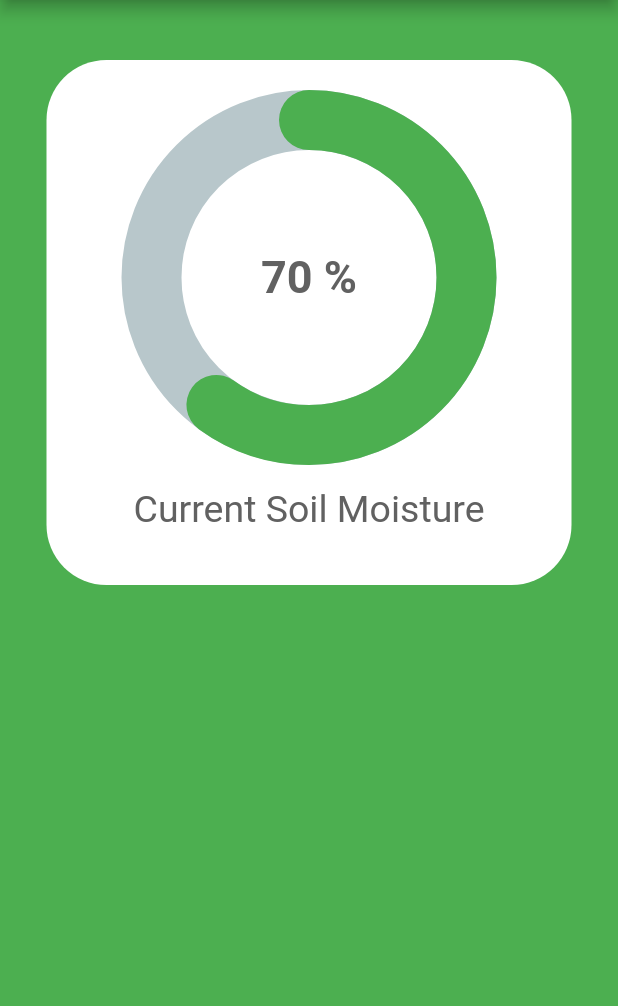
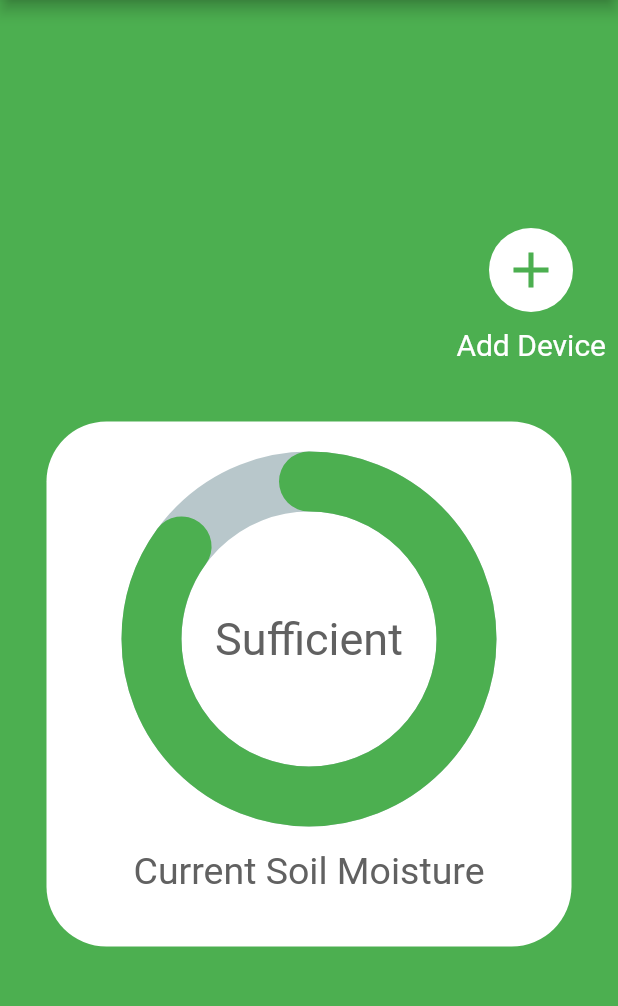
Before and after one commit to abhikrnigam/planT, a Flutter app: the MainScreen screen opened directly, on a phone screen of 412 x 824 dp, the part 84-1090 px from its top. Run offline on Flutter 3.47's test engine with Material 2 defaults, Android fonts, the phone set to English and light mode, and no system bars; drawn by our look-alikes of percent_indicator; our stand-ins replace firebase_auth, firebase_core, google_fonts; accounts and stored records are empty.

Commit message:
Add a device and other firebase synchronizations.

```diff
--- a/lib/screens/landingScreen.dart
+++ b/lib/screens/landingScreen.dart
@@ -66,7 +66,7 @@ class _landingScreenState extends State<landingScreen> {
                 child: RawMaterialButton(
                   onPressed: () {
                     Navigator.push(context,
-                        MaterialPageRoute(builder: (context) => LandingPage()));
+                        MaterialPageRoute(builder: (context) => LoginScreen()));
                   },
                   child: Padding(
                     padding: const EdgeInsets.symmetric(vertical:15.0,horizontal: 20.0 ),
--- a/lib/screens/mainScreen.dart
+++ b/lib/screens/mainScreen.dart
@@ -2,7 +2,7 @@ import 'package:flutter/cupertino.dart';
 import 'package:flutter/material.dart';
 import 'package:google_fonts/google_fonts.dart';
 import 'package:percent_indicator/circular_percent_indicator.dart';
-
+import 'AddADeviceScreen.dart';
 
 class MainScreen extends StatefulWidget {
   @override
@@ -29,8 +29,46 @@ class _MainScreenState extends State<MainScreen> {
         ),
       ),
       body: Center(
+        child: SingleChildScrollView(
           child: Column(
             children: <Widget>[
+              Padding(
+                padding: const EdgeInsets.only(top: 15.0, right:30,bottom: 10),
+                child: Align(
+                  alignment: Alignment.topRight,
+                  child: Container(
+                    decoration: BoxDecoration(
+                        color: Colors.white,
+                        borderRadius: BorderRadius.circular(50)),
+                    child: IconButton(
+                      highlightColor: Colors.white,
+                      iconSize: 40,
+                      color: Colors.green,
+                      icon: Icon(Icons.add),
+                      onPressed: () {
+                        Navigator.push(
+                            context,
+                            MaterialPageRoute(
+                                builder: (context) => AddADeviceScreen()));
+                      },
+                    ),
+                  ),
+                ),
+              ),
+              Align(
+                alignment: Alignment.topRight,
+                child: Padding(
+                  padding: const EdgeInsets.only(right:8.0),
+                  child: Text(
+                    "Add Device",
+                    style: GoogleFonts.fredokaOne(
+                      color: Colors.white,
+                      fontWeight: FontWeight.w400,
+                      fontSize: 20,
+                    ),
+                  ),
+                ),
+              ),
               Stack(
                 children: <Widget>[
                   Padding(
@@ -53,13 +91,13 @@ class _MainScreenState extends State<MainScreen> {
                         lineWidth: 40.0,
                         animation: true,
                         animationDuration: 1500,
-                      percent: 0.60,
+                        percent: 0.85,
                         center: new Text(
-                        "70 %",
+                          "Sufficient",
                           style: GoogleFonts.fredokaOne(
                             color: Colors.grey[700],
                             fontSize: 30,
-                          fontWeight: FontWeight.bold,
+                            fontWeight: FontWeight.w400,
                           ),
                         ),
                         footer: Padding(
@@ -77,39 +115,8 @@ class _MainScreenState extends State<MainScreen> {
                   ),
                 ],
               ),
-//            Padding(
-//              padding: const EdgeInsets.only(top:20.0,bottom: 10.0),
-//              child: CircularPercentIndicator(
-//                radius: 250.0,
-//                lineWidth: 40.0,
-//                animation: true,
-//                animationDuration: 1500,
-//                percent: 0.60,
-//                center: new Text(
-//                  "70 %",
-//                  style:
-//                  GoogleFonts.fredokaOne(
-//                    color: Colors.white,
-//                    fontSize: 30,
-//                    fontWeight: FontWeight.bold,
-//                  ),
-//                ),
-//                footer: Padding(
-//                  padding: const EdgeInsets.only(top:15.0),
-//                  child: new Text(
-//                    "Current Soil Moisture",
-//                    style:
-//                    GoogleFonts.fredokaOne(
-//                      color: Colors.white,
-//                      fontSize: 25,
-//                    )
-//                  ),
-//                ),
-//                circularStrokeCap: CircularStrokeCap.round,
-//                progressColor: Colors.white,
-//              ),
-//            ),
             ],
+          ),
         ),
       ),
     );
```
Also changed, not shown: lib/screens/AddADeviceScreen.dart (added, +86 -0 lines), lib/screens/LoginScreen.dart (+5 -8 lines). Lines whose indentation alone changed are shown as unchanged.
